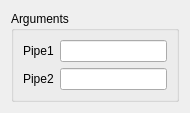
Qt form src/HEXABLOCKGUI/MakePipes_QTD.ui (SalomePlatform/hexablock) before a commit.
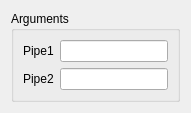
The same form after that commit.

What changed in the file:
```diff
--- a/src/HEXABLOCKGUI/MakePipes_QTD.ui
+++ b/src/HEXABLOCKGUI/MakePipes_QTD.ui
@@ -7,7 +7,7 @@
     <x>0</x>
     <y>0</y>
     <width>190</width>
-    <height>104</height>
+    <height>106</height>
    </rect>
   </property>
   <property name="sizePolicy">
@@ -26,9 +26,6 @@
       <string>Arguments</string>
      </property>
      <layout class="QFormLayout" name="formLayout">
-      <property name="fieldGrowthPolicy">
-       <enum>QFormLayout::ExpandingFieldsGrow</enum>
-      </property>
       <item row="0" column="0">
        <widget class="QLabel" name="label">
         <property name="text">
@@ -38,9 +35,15 @@
       </item>
       <item row="0" column="1">
        <widget class="QLineEdit" name="pipe1_le">
+        <property name="sizePolicy">
+         <sizepolicy hsizetype="Minimum" vsizetype="Fixed">
+          <horstretch>0</horstretch>
+          <verstretch>0</verstretch>
+         </sizepolicy>
+        </property>
         <property name="maximumSize">
          <size>
-          <width>127</width>
+          <width>16777215</width>
           <height>16777215</height>
          </size>
         </property>
@@ -60,7 +63,7 @@
        <widget class="QLineEdit" name="pipe2_le">
         <property name="maximumSize">
          <size>
-          <width>127</width>
+          <width>16777215</width>
           <height>16777215</height>
          </size>
         </property>
```
